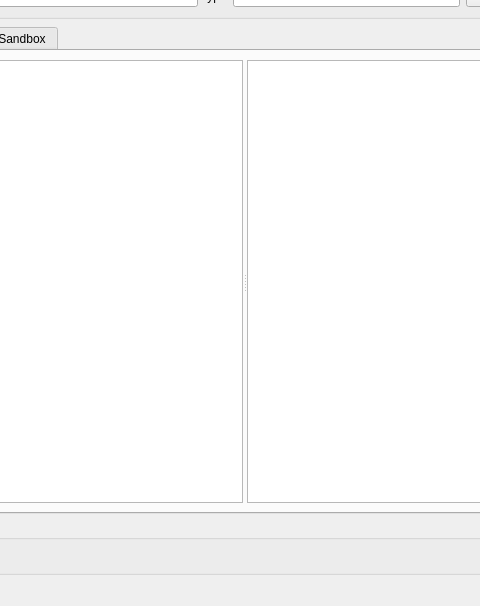
Above: gui/main_window.ui from dddjef/pulse before the change; both pictures show x 88 to 568 and y 141 to 747 of the 665 by 747 pixel window. Below: the same form after it.
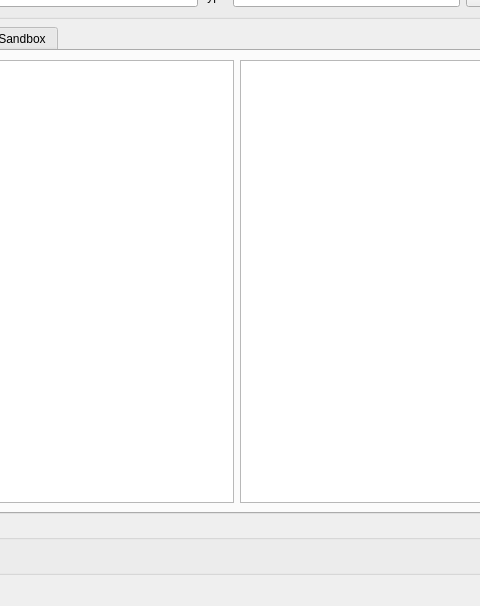
That is the form after the change.

Commit message: resize policy change

```diff
--- a/gui/main_window.ui
+++ b/gui/main_window.ui
@@ -134,16 +134,24 @@
        <number>0</number>
       </property>
       <widget class="QWidget" name="tab">
+       <property name="sizePolicy">
+        <sizepolicy hsizetype="Expanding" vsizetype="Preferred">
+         <horstretch>0</horstretch>
+         <verstretch>0</verstretch>
+        </sizepolicy>
+       </property>
        <attribute name="title">
         <string>Project</string>
        </attribute>
-       <layout class="QVBoxLayout" name="verticalLayout_2">
+       <layout class="QHBoxLayout" name="horizontalLayout">
         <item>
-         <widget class="QSplitter" name="splitter">
-          <property name="orientation">
-           <enum>Qt::Horizontal</enum>
-          </property>
           <widget class="QTreeWidget" name="project_treeWidget">
+          <property name="maximumSize">
+           <size>
+            <width>300</width>
+            <height>16777215</height>
+           </size>
+          </property>
            <property name="rootIsDecorated">
             <bool>true</bool>
            </property>
@@ -156,9 +164,17 @@
             </property>
            </column>
           </widget>
+        </item>
+        <item>
           <widget class="QTableWidget" name="project_tableWidget">
-           <property name="autoFillBackground">
-            <bool>false</bool>
+          <property name="sizePolicy">
+           <sizepolicy hsizetype="Expanding" vsizetype="Expanding">
+            <horstretch>0</horstretch>
+            <verstretch>0</verstretch>
+           </sizepolicy>
+          </property>
+          <property name="sizeAdjustPolicy">
+           <enum>QAbstractScrollArea::AdjustIgnored</enum>
            </property>
            <property name="alternatingRowColors">
             <bool>true</bool>
@@ -166,9 +182,21 @@
            <attribute name="horizontalHeaderVisible">
             <bool>false</bool>
            </attribute>
+          <attribute name="horizontalHeaderCascadingSectionResizes">
+           <bool>false</bool>
+          </attribute>
+          <attribute name="horizontalHeaderDefaultSectionSize">
+           <number>49</number>
+          </attribute>
+          <attribute name="horizontalHeaderStretchLastSection">
+           <bool>true</bool>
+          </attribute>
            <attribute name="verticalHeaderVisible">
             <bool>false</bool>
            </attribute>
+          <attribute name="verticalHeaderStretchLastSection">
+           <bool>false</bool>
+          </attribute>
            <column>
             <property name="text">
              <string>property</string>
@@ -179,7 +207,6 @@
              <string>value</string>
             </property>
            </column>
-          </widget>
          </widget>
         </item>
        </layout>
```
Lines whose indentation alone changed are shown as unchanged. The commit also changes 1 other file.
